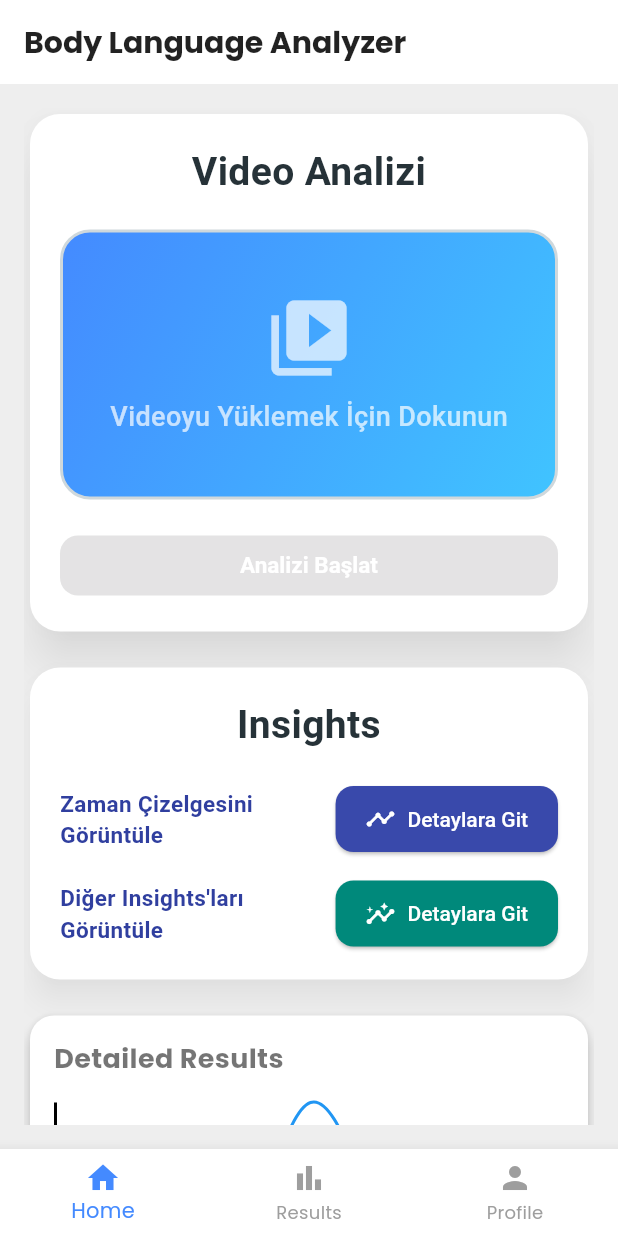
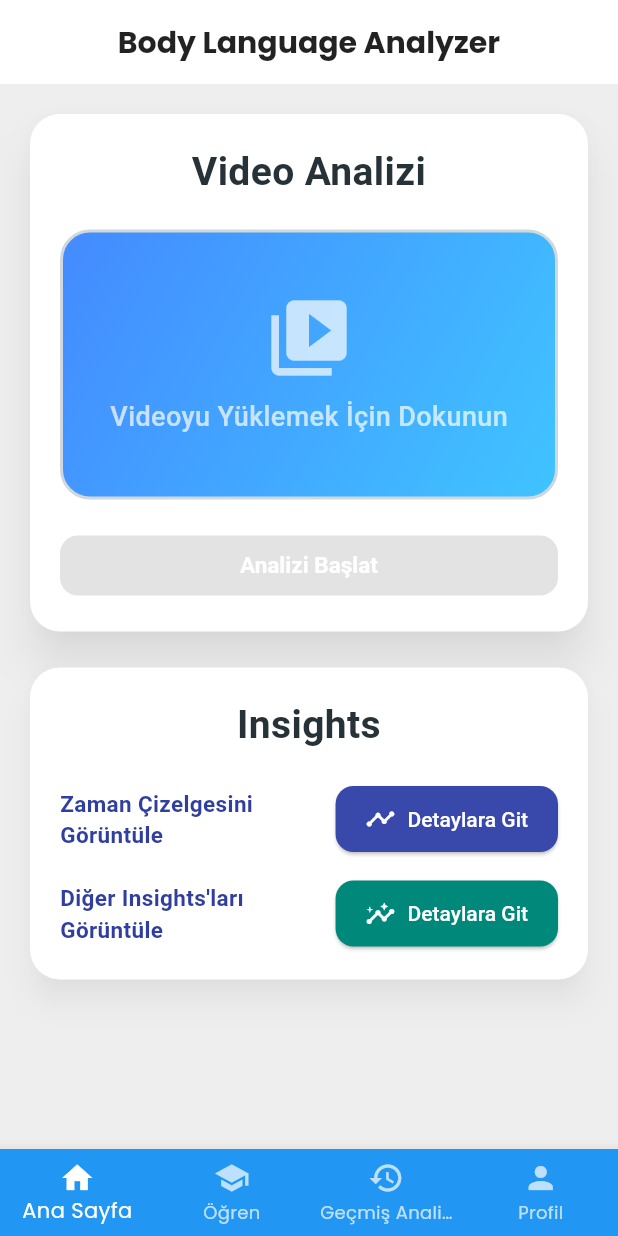
Before and after one commit to sevketugurel/Presentify, a Flutter app: the screen it shows after launch, on a phone screen of 412 x 824 dp. Run offline on Flutter 3.47's test engine with Material 3 defaults, Android fonts, the phone set to English and light mode, and no system bars; drawn by our look-alikes of fl_chart; our stand-ins replace firebase_core, firebase_storage, flutter_dotenv, flutter_markdown, flutter_spinkit, flutter_staggered_animations and 6 more; missing offline and left inert: firebase_app_check; accounts and stored records are empty.

Commit message:
The learn screen and historical analysis screen have been created and improvements have been made to the UI.

```diff
--- a/lib/main.dart
+++ b/lib/main.dart
@@ -1,9 +1,10 @@
+// lib/main.dart
 import 'package:firebase_app_check/firebase_app_check.dart';
 import 'package:firebase_core/firebase_core.dart';
 import 'package:flutter/material.dart';
 import 'package:flutter_dotenv/flutter_dotenv.dart';
 import 'package:google_fonts/google_fonts.dart';
-import 'screens/home_screen.dart';
+import 'screens/main_screen.dart'; // MainScreen'i import edin
 
 void main() async {
   WidgetsFlutterBinding.ensureInitialized();
@@ -85,7 +86,7 @@ class MyApp extends StatelessWidget {
           type: BottomNavigationBarType.fixed,
         ),
       ),
-      home: const HomeScreen(),
+      home: const MainScreen(), // Ana ekran olarak MainScreen'i ayarlayın
     );
   }
 }
--- a/lib/screens/home_screen.dart
+++ b/lib/screens/home_screen.dart
@@ -1,8 +1,8 @@
+// lib/screens/home_screen.dart
 import 'package:flutter/material.dart';
 import 'package:myapp/widgets/detailed_results_card.dart';
-import '../widgets/insights_card.dart';
-import '../widgets/video_analysis_card.dart';
-import '../widgets/bottom_nav_bar.dart'; // BottomNavBar'ı ekliyoruz
+import 'package:myapp/widgets/insights_card.dart';
+import 'package:myapp/widgets/video_analysis_card.dart';
 
 class HomeScreen extends StatefulWidget {
   const HomeScreen({Key? key}) : super(key: key);
@@ -13,35 +13,92 @@ class HomeScreen extends StatefulWidget {
 
 class _HomeScreenState extends State<HomeScreen> {
   String? _analysisText;
+  bool _isLoading = false;
+  String? _error;
 
-  // Callback function to set the analysis result
+  // Analiz tamamlandığında çağrılan callback
   void _onAnalysisComplete(String analysisResult) {
     setState(() {
+      _isLoading = false;
       _analysisText = analysisResult;
+      _error = null;
     });
+  }
+
+  // Analiz sırasında hata oluştuğunda çağrılan callback
+  void _onAnalysisError(String errorMessage) {
+    setState(() {
+      _isLoading = false;
+      _error = errorMessage;
+    });
+  }
+
+  // Analizi başlatmak için çağrılan metod
+  void _startAnalysis() {
+    setState(() {
+      _isLoading = true;
+      _error = null;
+    });
+    // Analiz servisini burada başlatın
+    // Örneğin: VideoAnalysisService.startAnalysis(onComplete: _onAnalysisComplete, onError: _onAnalysisError);
   }
 
   @override
   Widget build(BuildContext context) {
     return Scaffold(
-      appBar: AppBar(
-        title: const Text('Body Language Analyzer'),
-      ),
+      appBar: _buildAppBar(),
       body: Padding(
         padding: const EdgeInsets.all(16.0),
         child: SingleChildScrollView(
           child: Column(
             children: [
-              VideoAnalysisCard(onAnalysisComplete: _onAnalysisComplete),
+              _buildVideoAnalysisCard(),
               const SizedBox(height: 16),
-                InsightCard(text: _analysisText ?? 'Detayları görmek için lütfen analiz yapın.'), // Conditionally display KeyInsightCard
+              _buildInsightsSection(),
               const SizedBox(height: 16),
-              DetailedResultsCard(),
+              _buildDetailedResultsSection(),
             ],
           ),
         ),
       ),
-      bottomNavigationBar: const BottomNavBar(), // BottomNavBar'ı ekliyoruz
     );
   }
+
+  AppBar _buildAppBar() {
+    return AppBar(
+      title: const Text('Body Language Analyzer'),
+      centerTitle: true,
+      // AppBar still uses the theme's styling
+    );
+  }
+
+  Widget _buildVideoAnalysisCard() {
+    return VideoAnalysisCard(
+      onAnalysisComplete: _onAnalysisComplete,
+    );
+  }
+
+  Widget _buildInsightsSection() {
+    if (_isLoading) {
+      return InsightCard(
+        text: 'Analiz yapılıyor, lütfen bekleyin...',
+      );
+    } else if (_error != null) {
+      return InsightCard(
+        text: 'Hata: $_error',
+      );
+    } else {
+      return InsightCard(
+        text: _analysisText ?? 'Detayları görmek için lütfen analiz yapın.',
+      );
+    }
+  }
+
+  Widget _buildDetailedResultsSection() {
+    if (_analysisText != null && !_isLoading && _error == null) {
+      return const DetailedResultsCard();
+    } else {
+      return const SizedBox.shrink(); // DetailedResultsCard gösterilmez
+    }
+  }
 }
--- /dev/null
+++ b/lib/screens/main_screen.dart
@@ -0,0 +1,68 @@
+// lib/screens/main_screen.dart
+
+import 'package:flutter/material.dart';
+import 'home_screen.dart';
+import 'improve_skills_screen.dart';
+import 'profile_screen.dart';
+import 'past_analyses_screen.dart'; // Yeni ekranı içe aktarın
+
+class MainScreen extends StatefulWidget {
+  const MainScreen({Key? key}) : super(key: key);
+
+  @override
+  _MainScreenState createState() => _MainScreenState();
+}
+
+class _MainScreenState extends State<MainScreen> {
+  // Seçili sekmenin indeksini tutar
+  int _selectedIndex = 0;
+
+  // Her bir sekme için gösterilecek ekranların listesi
+  static List<Widget> _screens = <Widget>[
+    const HomeScreen(),
+    ImproveSkillsScreen(),
+    PastAnalysesScreen(), // Yeni ekranı listeye ekleyin
+    const ProfileScreen(),
+  ];
+
+  // Sekmeye tıklandığında çağrılır
+  void _onItemTapped(int index) {
+    setState(() {
+      _selectedIndex = index;
+    });
+  }
+
+  @override
+  Widget build(BuildContext context) {
+    return Scaffold(
+      // Seçilen sekmeye göre ilgili ekranı gösterir
+      body: _screens[_selectedIndex],
+      bottomNavigationBar: BottomNavigationBar(
+        currentIndex: _selectedIndex, // Mevcut seçili sekme
+        onTap: _onItemTapped, // Sekmeye tıklandığında çağrılır
+        items: const [
+          BottomNavigationBarItem(
+            icon: Icon(Icons.home),
+            label: 'Ana Sayfa',
+          ),
+          BottomNavigationBarItem(
+            icon: Icon(Icons.school),
+            label: 'Öğren',
+          ),
+          BottomNavigationBarItem(
+            icon: Icon(Icons.history),
+            label: 'Geçmiş Analizler',
+          ),
+          BottomNavigationBarItem(
+            icon: Icon(Icons.person),
+            label: 'Profil',
+          ),
+        ],
+        selectedItemColor: Colors.white,
+        unselectedItemColor: Colors.white70,
+        backgroundColor: Colors.blue, // Temaya uygun ana renk
+        type: BottomNavigationBarType.fixed,
+      ),
+    );
+  }
+}
--- a/lib/widgets/bottom_nav_bar.dart
+++ b/lib/widgets/bottom_nav_bar.dart
@@ -1,4 +1,5 @@
 import 'package:flutter/material.dart';
+import '../screens/improve_skills_screen.dart'; // Import the ImproveSkillsScreen
 
 class BottomNavBar extends StatelessWidget {
   const BottomNavBar({Key? key}) : super(key: key);
@@ -6,9 +7,17 @@ class BottomNavBar extends StatelessWidget {
   @override
   Widget build(BuildContext context) {
     return BottomNavigationBar(
+      onTap: (index) {
+        if (index == 1) {
+          Navigator.push(
+            context,
+            MaterialPageRoute(builder: (context) => ImproveSkillsScreen()),
+          );
+        }
+      },
       items: const [
         BottomNavigationBarItem(icon: Icon(Icons.home), label: 'Home'),
-        BottomNavigationBarItem(icon: Icon(Icons.bar_chart), label: 'Results'),
+        BottomNavigationBarItem(icon: Icon(Icons.bar_chart), label: 'Öğren'),
         BottomNavigationBarItem(icon: Icon(Icons.person), label: 'Profile'),
       ],
     );
```
Also changed, not shown: lib/model/analysis.dart (added, +13 -0 lines), lib/screens/improve_skills_screen.dart (added, +49 -0 lines), lib/screens/past_analyses_screen.dart (added, +194 -0 lines), lib/screens/profile_screen.dart (added, +22 -0 lines), lib/widgets/FadeOutText.dart (added, +100 -0 lines), lib/widgets/analysis_card.dart (added, +44 -0 lines), lib/widgets/skill_card.dart (added, +39 -0 lines), lib/widgets/past_analysis_item.dart (added).
